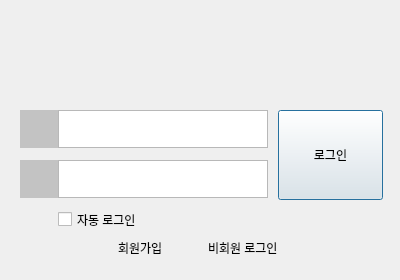
5drone/KSJr3DF-Project, file GUI/ui_dir/Login.ui: the form before one commit.
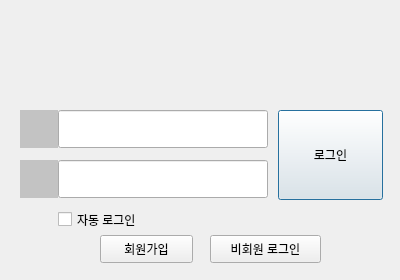
The form after the commit. Icons and pictures are not drawn.

Patch:
```diff
--- a/GUI/ui_dir/Login.ui
+++ b/GUI/ui_dir/Login.ui
@@ -2,6 +2,9 @@
 <ui version="4.0">
  <class>Dialog</class>
  <widget class="QDialog" name="Dialog">
+  <property name="enabled">
+   <bool>true</bool>
+  </property>
   <property name="geometry">
    <rect>
     <x>0</x>
@@ -45,35 +48,6 @@
     <bool>true</bool>
    </property>
   </widget>
-  <widget class="QTextEdit" name="PW_editText">
-   <property name="geometry">
-    <rect>
-     <x>58</x>
-     <y>160</y>
-     <width>210</width>
-     <height>38</height>
-    </rect>
-   </property>
-   <property name="sizePolicy">
-    <sizepolicy hsizetype="Expanding" vsizetype="Fixed">
-     <horstretch>0</horstretch>
-     <verstretch>0</verstretch>
-    </sizepolicy>
-   </property>
-  </widget>
-  <widget class="QLabel" name="Signup_Label">
-   <property name="geometry">
-    <rect>
-     <x>118</x>
-     <y>240</y>
-     <width>64</width>
-     <height>15</height>
-    </rect>
-   </property>
-   <property name="text">
-    <string>회원가입</string>
-   </property>
-  </widget>
   <widget class="QCheckBox" name="Auto_login_checkBox">
    <property name="geometry">
     <rect>
@@ -87,22 +61,6 @@
     <string>자동 로그인</string>
    </property>
   </widget>
-  <widget class="QTextEdit" name="ID_editText">
-   <property name="geometry">
-    <rect>
-     <x>58</x>
-     <y>110</y>
-     <width>210</width>
-     <height>38</height>
-    </rect>
-   </property>
-   <property name="sizePolicy">
-    <sizepolicy hsizetype="Expanding" vsizetype="Fixed">
-     <horstretch>0</horstretch>
-     <verstretch>0</verstretch>
-    </sizepolicy>
-   </property>
-  </widget>
   <widget class="QPushButton" name="Login_pushButton">
    <property name="geometry">
     <rect>
@@ -156,19 +114,6 @@
     <bool>true</bool>
    </property>
   </widget>
-  <widget class="QLabel" name="NonMember_Login_Label">
-   <property name="geometry">
-    <rect>
-     <x>208</x>
-     <y>240</y>
-     <width>101</width>
-     <height>16</height>
-    </rect>
-   </property>
-   <property name="text">
-    <string>비회원 로그인</string>
-   </property>
-  </widget>
   <widget class="QLabel" name="Image1_Label">
    <property name="geometry">
     <rect>
@@ -194,6 +139,58 @@
     <bool>true</bool>
    </property>
   </widget>
+  <widget class="QPushButton" name="Signup_pushButton">
+   <property name="geometry">
+    <rect>
+     <x>100</x>
+     <y>235</y>
+     <width>93</width>
+     <height>28</height>
+    </rect>
+   </property>
+   <property name="text">
+    <string>회원가입</string>
+   </property>
+  </widget>
+  <widget class="QPushButton" name="NonMember_Login_pushButton">
+   <property name="geometry">
+    <rect>
+     <x>210</x>
+     <y>235</y>
+     <width>111</width>
+     <height>28</height>
+    </rect>
+   </property>
+   <property name="text">
+    <string>비회원 로그인</string>
+   </property>
+  </widget>
+  <widget class="QLineEdit" name="ID_editText">
+   <property name="geometry">
+    <rect>
+     <x>58</x>
+     <y>110</y>
+     <width>210</width>
+     <height>38</height>
+    </rect>
+   </property>
+  </widget>
+  <widget class="QLineEdit" name="PW_editText">
+   <property name="geometry">
+    <rect>
+     <x>58</x>
+     <y>160</y>
+     <width>210</width>
+     <height>38</height>
+    </rect>
+   </property>
+   <property name="inputMethodHints">
+    <set>Qt::ImhHiddenText|Qt::ImhNoAutoUppercase|Qt::ImhNoPredictiveText|Qt::ImhSensitiveData</set>
+   </property>
+   <property name="echoMode">
+    <enum>QLineEdit::Password</enum>
+   </property>
+  </widget>
  </widget>
  <resources/>
  <connections/>
```
Left out of the diff: 9 changed lines with no effect on the pictures.
